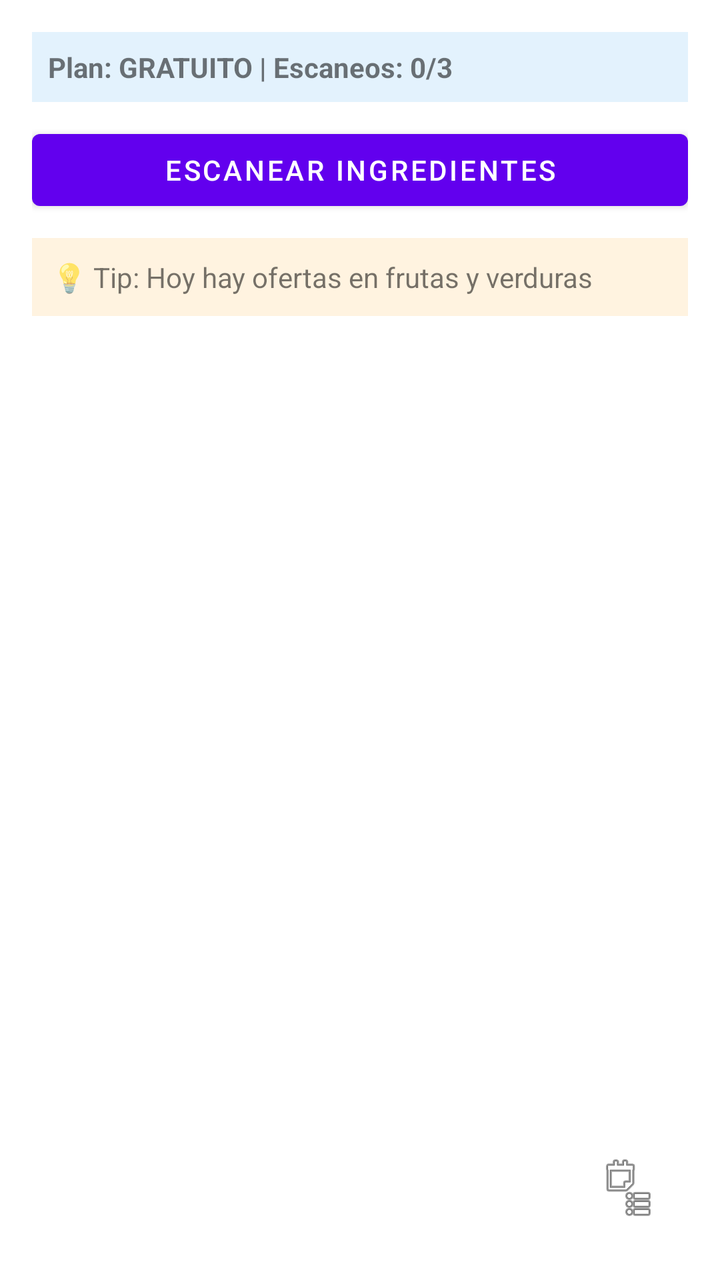
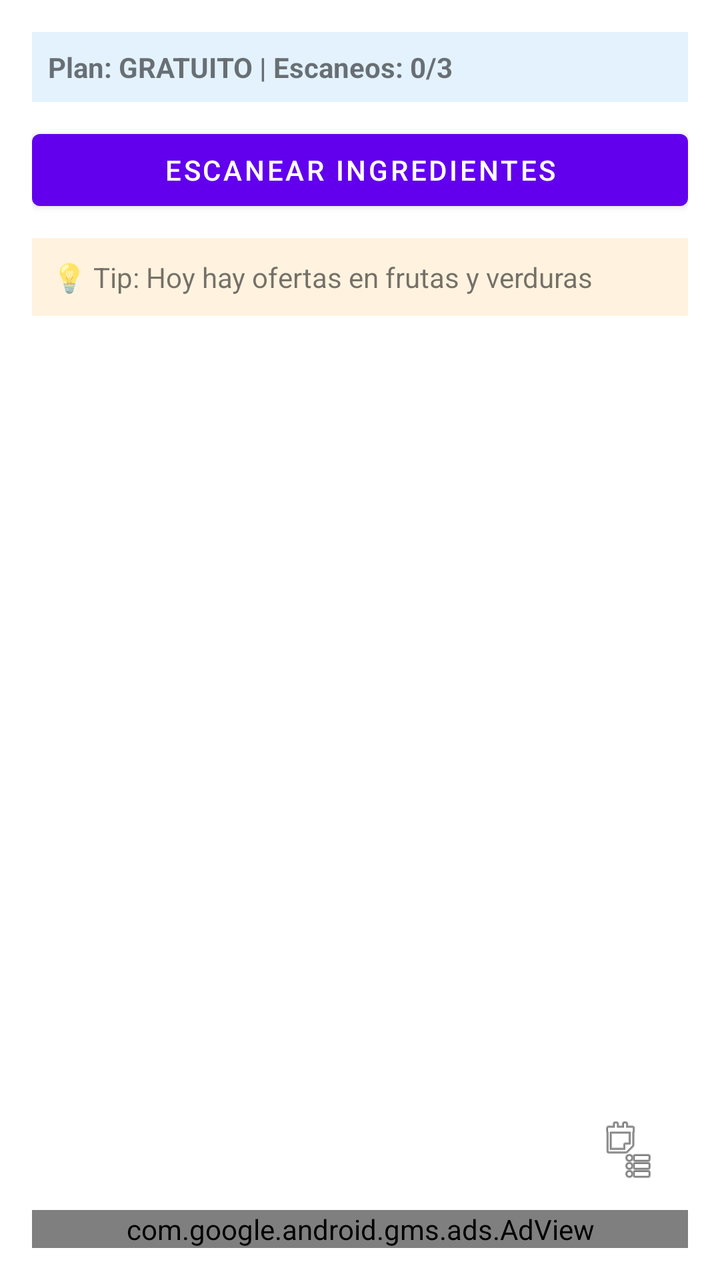

An Android layout rendered at two revisions. The XML below is the earlier revision; the diff shows what the commit changed to produce the second picture.
<!-- AndroidManifest.xml: fallback theme Theme.MaterialComponents.DayNight.NoActionBar -->
<!-- res/layout/activity_main.xml -->
<?xml version="1.0" encoding="utf-8"?>
<LinearLayout
    xmlns:android="http://schemas.android.com/apk/res/android"
    android:orientation="vertical"
    android:padding="16dp"
    android:layout_width="match_parent"
    android:layout_height="match_parent">

    
    <TextView
        android:id="@+id/txtPlan"
        android:layout_width="match_parent"
        android:layout_height="wrap_content"
        android:text="Plan: GRATUITO | Escaneos: 0/3"
        android:textStyle="bold"
        android:textSize="14sp"
        android:padding="8dp"
        android:background="#E3F2FD"/>

    
    <Button
        android:id="@+id/btnScanIngredients"
        android:layout_width="match_parent"
        android:layout_height="wrap_content"
        android:text="Escanear ingredientes"
        android:layout_marginTop="10dp"/>

    
    <TextView
        android:id="@+id/txtTip"
        android:layout_width="match_parent"
        android:layout_height="wrap_content"
        android:text="💡 Tip: Hoy hay ofertas en frutas y verduras"
        android:textSize="14sp"
        android:padding="10dp"
        android:background="#FFF3E0"
        android:layout_marginTop="10dp"/>

    
    <ScrollView
        android:layout_width="match_parent"
        android:layout_height="0dp"
        android:layout_weight="1"
        android:layout_marginTop="16dp">

        <LinearLayout
            android:id="@+id/chipContainer"
            android:layout_width="match_parent"
            android:layout_height="wrap_content"
            android:orientation="vertical"/>
    </ScrollView>

    
    <ImageButton
        android:id="@+id/btnGoToCart"
        android:layout_width="60dp"
        android:layout_height="60dp"
        android:src="@android:drawable/ic_menu_agenda"
        android:layout_gravity="end"
        android:background="@android:color/transparent"/>
</LinearLayout>
<!-- resources referenced by this layout -->
<resources>

</resources>

<!-- the commit's change to res/layout/activity_main.xml (unified diff, before → after) -->
@@ -1,6 +1,7 @@
 <?xml version="1.0" encoding="utf-8"?>
 <LinearLayout
     xmlns:android="http://schemas.android.com/apk/res/android"
+    xmlns:ads="http://schemas.android.com/apk/res-auto"
     android:orientation="vertical"
     android:padding="16dp"
     android:layout_width="match_parent"
@@ -58,4 +59,13 @@
         android:src="@android:drawable/ic_menu_agenda"
         android:layout_gravity="end"
         android:background="@android:color/transparent"/>
+
+    
+    <com.google.android.gms.ads.AdView
+        android:id="@+id/adView"
+        android:layout_width="match_parent"
+        android:layout_height="wrap_content"
+        ads:adSize="BANNER"
+        ads:adUnitId="ca-app-pub-3940256099942544/6300978111"/>
+        
 </LinearLayout>
